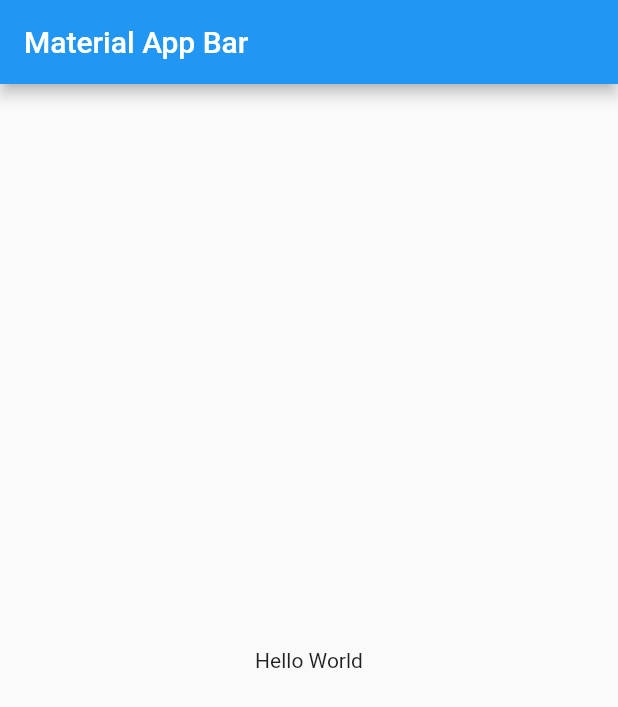
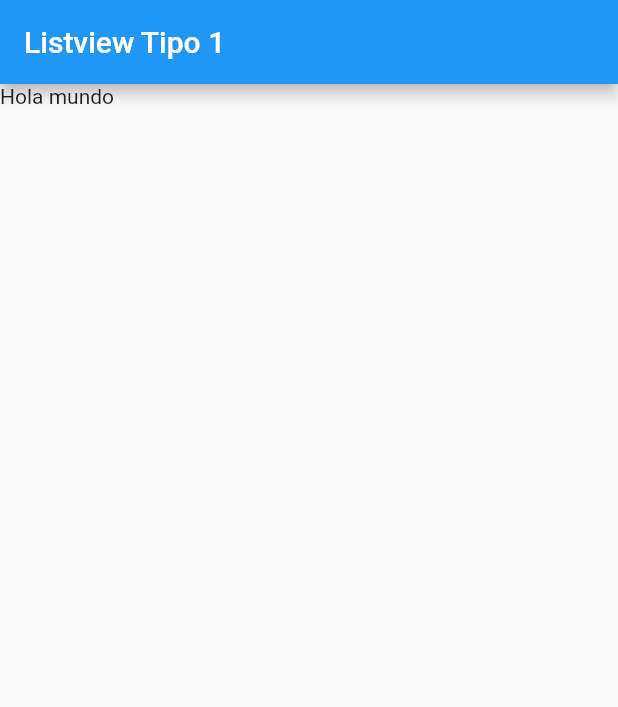
Before and after one commit to GabeASM/learningflutter, a Flutter app: the screen it shows after launch, on a phone screen of 412 x 824 dp. Shown: the top 707 px of the screen. Run offline on Flutter 3.47's test engine with Material 2 defaults, Android fonts, the phone set to English and light mode, and no system bars.

Commit message:
listview

```diff
--- a/aprendiendo_1/lib/main.dart
+++ b/aprendiendo_1/lib/main.dart
@@ -1,3 +1,4 @@
+import 'package:aprendiendo_1/screens/listview1_screen.dart';
 import 'package:flutter/material.dart';
 
 void main() => runApp(const MyApp());
@@ -10,17 +11,10 @@
   // si algo no cambia desde la compilacion, es mejor dejarlo con const
   @override
   Widget build(BuildContext context) {
-    return MaterialApp(
+    return const MaterialApp(
       debugShowCheckedModeBanner: false,
       title: 'Material App',
-      home: Scaffold(
-        appBar: AppBar(
-          title: const Text('Material App Bar'),
-        ),
-        body: const Center(
-          child: Text('Hello World'),
-        ),
-      ),
+      home: ListView1Screen()
     );
   }
 }
--- /dev/null
+++ b/aprendiendo_1/lib/screens/listview1_screen.dart
@@ -0,0 +1,19 @@
+import 'package:flutter/material.dart';
+
+class ListView1Screen extends StatelessWidget {
+  //siempre es buena practica colocar el key
+  //nos permite controlar el widget
+  const ListView1Screen({Key? key}) : super(key: key);
+
+  @override
+  Widget build(BuildContext context) {
+    return  Scaffold(
+      appBar: AppBar(
+        title: const Text("Listview Tipo 1"),
+      ),
+      body: ListView(children: const [
+        Text("Hola mundo")
+      ],)
+    );
+  }
+}
```
